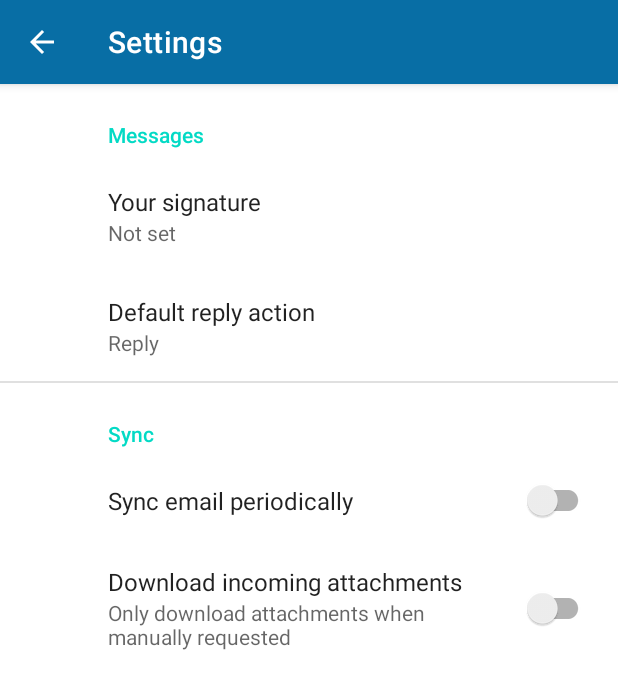
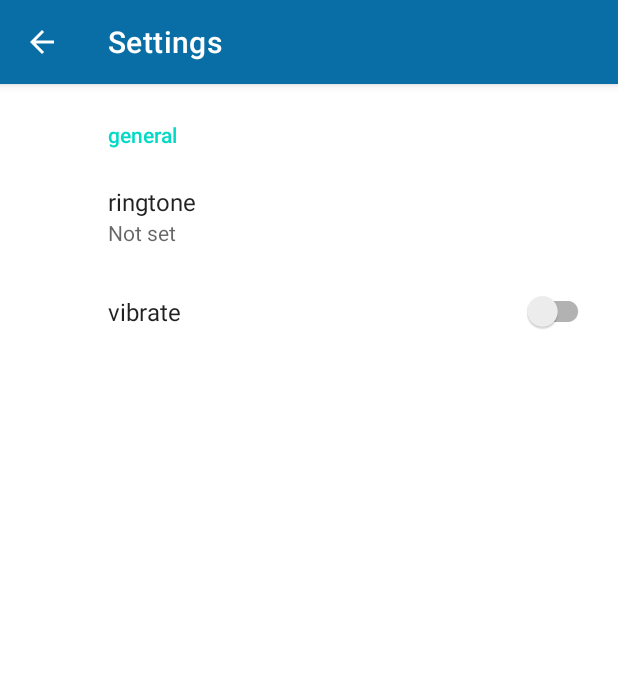
Before and after one commit to ZivSi/LocationAlarm, an Android app: the Settings screen opened directly, with no data from a screen before it, on a phone screen of 412 x 824 dp. Shown: the top 689 px of the screen. Run offline under Robolectric (Android 15) with nearby library versions, the phone set to English and light mode, and no system bars; our stand-ins replace androidx.preference; network calls fail.

Commit message:
added settings files and changed code for vibrate and ringtone

```diff
--- a/app/src/main/AndroidManifest.xml
+++ b/app/src/main/AndroidManifest.xml
@@ -14,6 +14,7 @@
         android:supportsRtl="false"
         android:theme="@style/Theme.LocationAlarm">
         <activity
+            android:parentActivityName=".MainActivity"
             android:name=".Settings"
             android:exported="false"
             android:label="@string/title_activity_settings" />
--- a/app/src/main/res/layout/activity_main.xml
+++ b/app/src/main/res/layout/activity_main.xml
@@ -36,8 +36,8 @@
     <com.google.android.material.textfield.TextInputLayout
         android:id="@+id/searchView"
         style="@style/Widget.MaterialComponents.TextInputLayout.OutlinedBox"
-        android:layout_width="357dp"
-        android:layout_height="69dp"
+        android:layout_width="371dp"
+        android:layout_height="65dp"
         android:paddingHorizontal="10dp"
         app:endIconDrawable="@drawable/ic_baseline_close_24"
 
@@ -47,8 +47,8 @@
 
         <com.google.android.material.textfield.TextInputEditText
             android:id="@+id/searchBox"
-            android:layout_width="333dp"
-            android:layout_height="wrap_content"
+            android:layout_width="352dp"
+            android:layout_height="52dp"
             android:hint="Search Here"
             android:inputType="text"
             android:lines="1"
@@ -59,8 +59,8 @@
         android:id="@+id/locationImageView"
         android:layout_width="wrap_content"
         android:layout_height="wrap_content"
-        android:scaleX="2"
-        android:scaleY="2"
+        android:scaleX="1.2"
+        android:scaleY="1.2"
         android:src="@drawable/ic_settings"
         android:clickable="true"
         android:onClick="OpenSettings"
--- a/app/src/main/res/values/arrays.xml
+++ b/app/src/main/res/values/arrays.xml
@@ -1,12 +1,12 @@
 <resources>
     <!-- Reply Preference -->
-    <string-array name="reply_entries">
-        <item>Reply</item>
-        <item>Reply to all</item>
+    <string-array name="ringtones">
+        <item>change this to real ring</item>
+        <item>r2</item>
     </string-array>
 
-    <string-array name="reply_values">
-        <item>reply</item>
-        <item>reply_all</item>
+    <string-array name="ringtone_files">
+        <item>123.mpg</item>
+        <item>change this to real ring</item>
     </string-array>
 </resources>
--- a/app/src/main/res/xml/root_preferences.xml
+++ b/app/src/main/res/xml/root_preferences.xml
@@ -1,34 +1,18 @@
 <PreferenceScreen xmlns:app="http://schemas.android.com/apk/res-auto">
 
-    <PreferenceCategory app:title="@string/messages_header">
+    <PreferenceCategory app:title="general">
 
-        <EditTextPreference
-            app:key="signature"
-            app:title="@string/signature_title"
+
+        <ListPreference
+            app:entries="@array/ringtones"
+            app:entryValues="@array/ringtone_files"
+            app:key="ringtone"
+            app:title="ringtone"
             app:useSimpleSummaryProvider="true" />
 
-        <ListPreference
-            app:defaultValue="reply"
-            app:entries="@array/reply_entries"
-            app:entryValues="@array/reply_values"
-            app:key="reply"
-            app:title="@string/reply_title"
-            app:useSimpleSummaryProvider="true" />
-
-    </PreferenceCategory>
-
-    <PreferenceCategory app:title="@string/sync_header">
-
         <SwitchPreferenceCompat
-            app:key="sync"
-            app:title="@string/sync_title" />
-
-        <SwitchPreferenceCompat
-            app:dependency="sync"
-            app:key="attachment"
-            app:summaryOff="@string/attachment_summary_off"
-            app:summaryOn="@string/attachment_summary_on"
-            app:title="@string/attachment_title" />
+            app:key="vibrate"
+            app:title="vibrate" />
 
     </PreferenceCategory>
 
```
